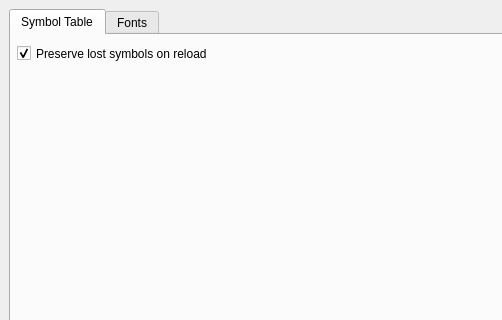
Qt form src/PreferencesDialog.ui (openMSX/debugger) before a commit; both pictures show x 0 to 502 and y 0 to 320 of the 654 by 512 pixel window.
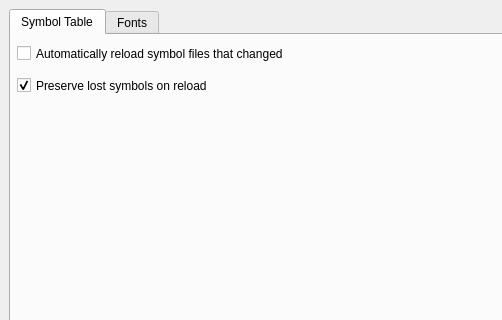
The same form after that commit.

Commit message: Make "Symbol file changed" dialog optional

Diff of the .ui file:
```diff
--- a/src/PreferencesDialog.ui
+++ b/src/PreferencesDialog.ui
@@ -28,11 +28,27 @@
       <attribute name="title" >
        <string>Symbol Table</string>
       </attribute>
-      <widget class="QCheckBox" name="cbPreserveLostSymbols" >
+      <widget class="QCheckBox" name="cbAutoReloadSymbols" >
        <property name="geometry">
         <rect>
          <x>6</x>
          <y>6</y>
+         <width>342</width>
+         <height>25</height>
+        </rect>
+       </property>
+       <property name="text" >
+        <string>Automatically reload symbol files that changed</string>
+       </property>
+       <property name="checked" >
+        <bool>false</bool>
+       </property>
+      </widget>
+      <widget class="QCheckBox" name="cbPreserveLostSymbols" >
+       <property name="geometry">
+        <rect>
+         <x>6</x>
+         <y>38</y>
          <width>242</width>
          <height>25</height>
         </rect>
```
The commit also changes 5 other files.
